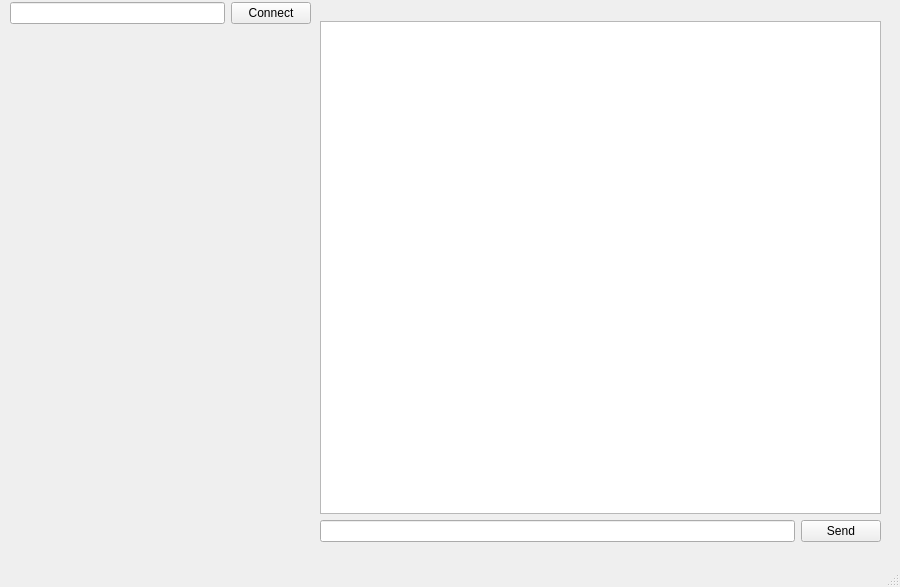
Old version of the form Client/mainwindow.ui in the repository Tsurai7/QtMessenger.
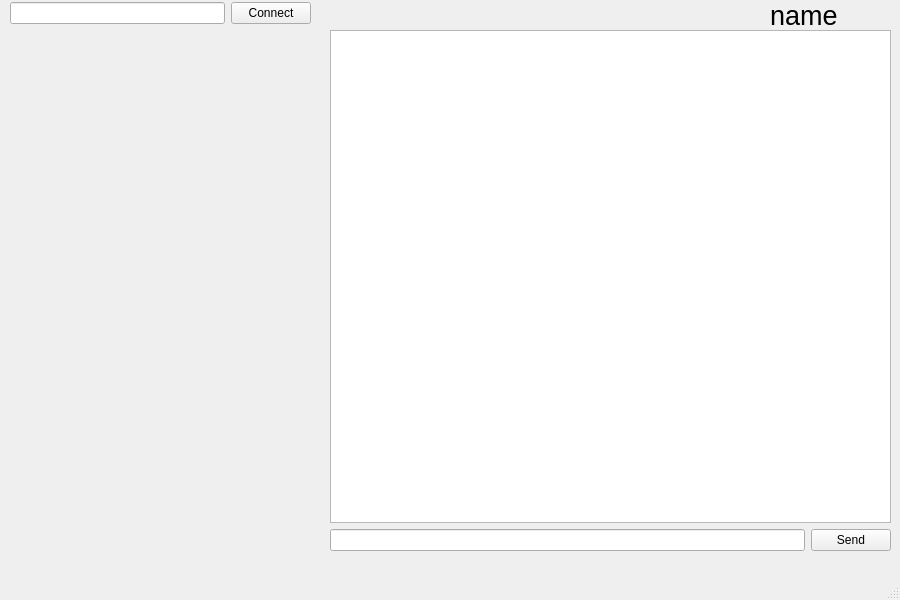
New version of the form.

What changed in the file:
```diff
--- a/Client/mainwindow.ui
+++ b/Client/mainwindow.ui
@@ -7,18 +7,36 @@
     <x>0</x>
     <y>0</y>
     <width>900</width>
-    <height>587</height>
+    <height>600</height>
    </rect>
   </property>
   <property name="windowTitle">
    <string>MainWindow</string>
   </property>
   <widget class="QWidget" name="centralwidget">
+   <widget class="QLabel" name="label_Username">
+    <property name="geometry">
+     <rect>
+      <x>770</x>
+      <y>0</y>
+      <width>121</width>
+      <height>31</height>
+     </rect>
+    </property>
+    <property name="font">
+     <font>
+      <pointsize>20</pointsize>
+     </font>
+    </property>
+    <property name="text">
+     <string>name</string>
+    </property>
+   </widget>
    <widget class="QWidget" name="">
     <property name="geometry">
      <rect>
-      <x>320</x>
-      <y>21</y>
+      <x>330</x>
+      <y>30</y>
       <width>561</width>
       <height>521</height>
      </rect>
```
